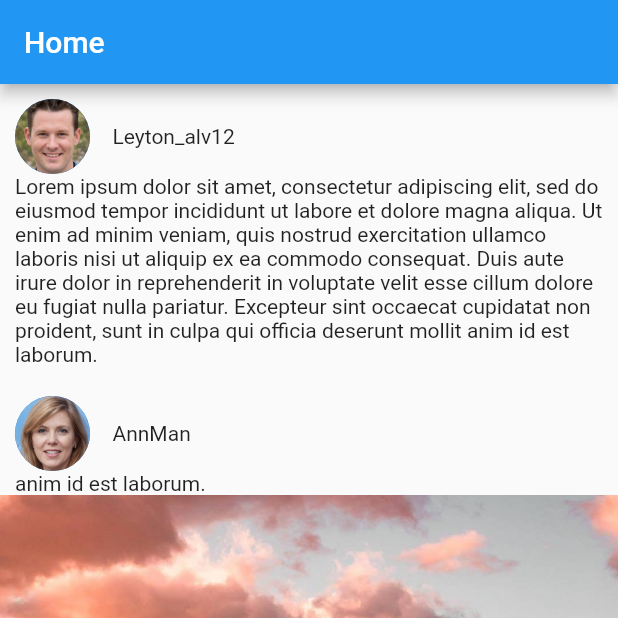
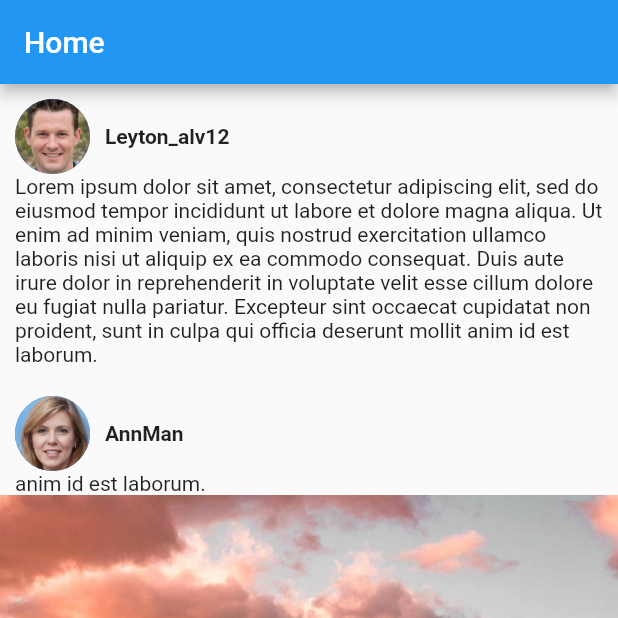
Before and after one commit to taldokh/twitter_clone, a Flutter app: the screen it shows after launch, on a phone screen of 412 x 824 dp, the top half of it. Run offline on Flutter 3.47's test engine with Material 2 defaults, Android fonts, the phone set to English and light mode, and no system bars.

Commit message:
made the user name bold

```diff
--- a/FlutterFrontend/lib/app.dart
+++ b/FlutterFrontend/lib/app.dart
@@ -1,7 +1,4 @@
 import 'package:flutter/material.dart';
-import 'widgets/user_post.dart';
-import './data.dart';
-import './models/fetched_post.dart';
 import './screens/home.dart';
 
 class App extends StatelessWidget {
--- a/FlutterFrontend/lib/widgets/user_post.dart
+++ b/FlutterFrontend/lib/widgets/user_post.dart
@@ -22,8 +22,10 @@ class UserPost extends StatelessWidget {
           Row(children: [
             UserAvatar(this._fetchedPost.userImage.image),
             Container(
-                margin: EdgeInsets.symmetric(horizontal: 5),
-                child: Text(this._fetchedPost.userName)),
+                child: Text(
+              this._fetchedPost.userName,
+              style: TextStyle(fontWeight: FontWeight.bold),
+            )),
           ]),
           contentType(this._fetchedPost.content)
         ],
```
